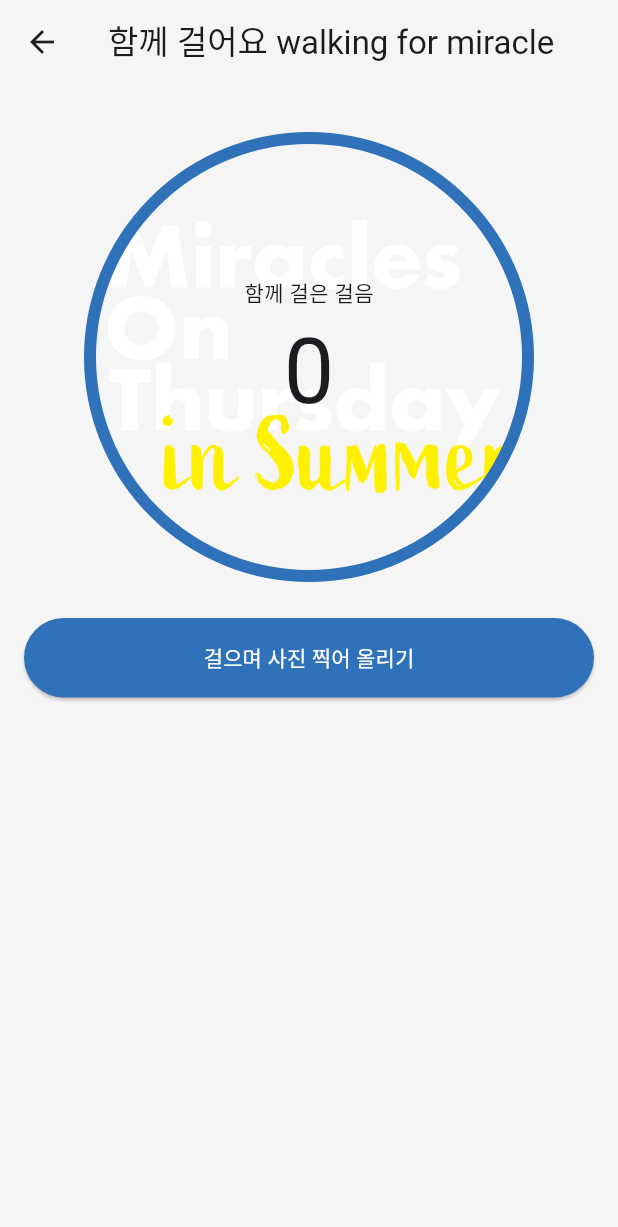
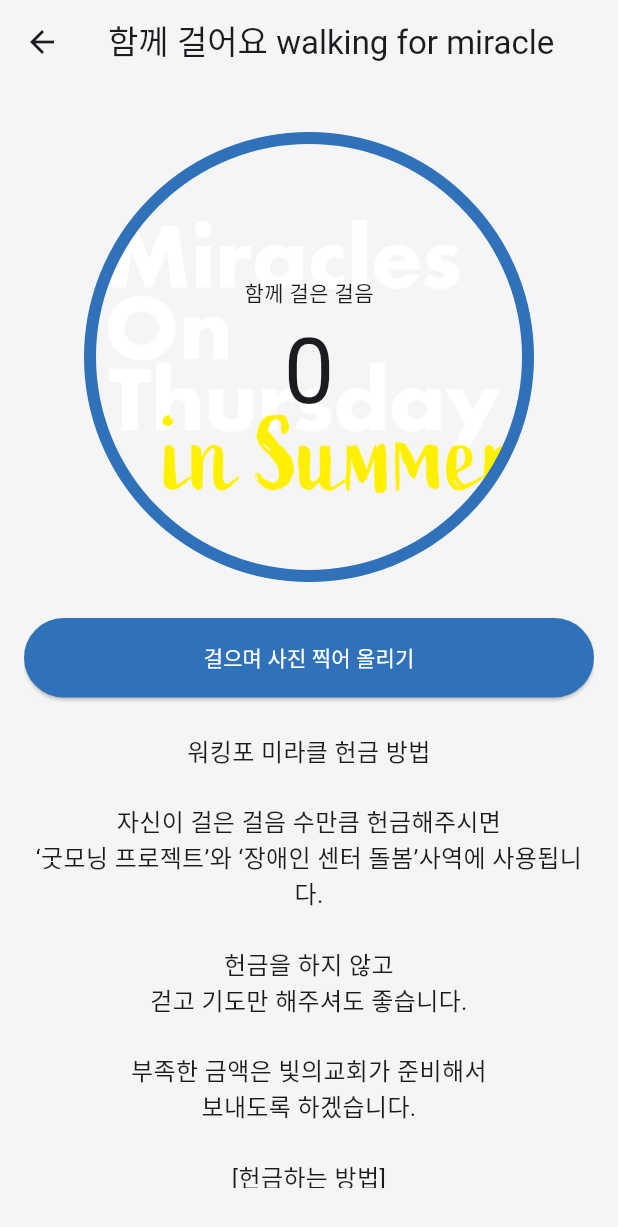
Before and after one commit to kiwi-choe/motd, a Flutter app: the W4mDetailScreen screen opened directly, on a phone screen of 412 x 824 dp. Shown: the top 1227 px of the screen. Run offline on Flutter 3.47's test engine with Material 3 defaults, Android fonts, the light colour scheme and no system bars; our stand-ins replace cached_network_image, cloud_firestore, firebase_core, firebase_storage, image_picker, logger and 1 more; accounts and stored records are empty; generated files the repository leaves out were written again; Roboto replaces fonts that are missing (Pretendard); project files that could hold a hidden picture were left out.

Commit message:
추가추가기능

```diff
--- a/lib/screens/detail/w4m/w4m_detail_screen.dart
+++ b/lib/screens/detail/w4m/w4m_detail_screen.dart
@@ -55,12 +55,35 @@ class _W4mDetailScreenState extends State<W4mDetailScreen> {
                   const SizedBox(
                     height: 24,
                   ),
-                  _renderButton()
+                  _renderButton(),
+                  _renderDescription(),
                 ],
               ),
             ),
           );
         },
+      ),
+    );
+  }
+
+  _renderDescription() {
+    return Container(
+      alignment: Alignment.center,
+      padding: const EdgeInsets.only(top: 24),
+      child: const Text(
+        "워킹포 미라클 헌금 방법\n\n"
+        "자신이 걸은 걸음 수만큼 헌금해주시면\n"
+        "‘굿모닝 프로젝트’와 ‘장애인 센터 돌봄’사역에 사용됩니다.\n\n"
+        "헌금을 하지 않고\n걷고 기도만 해주셔도 좋습니다.\n\n"
+        "부족한 금액은 빛의교회가 준비해서\n"
+        "보내도록 하겠습니다.\n\n"
+        "[헌금하는 방법]\n"
+        "입금계좌 : 신한은행 140-010-317409 빛의교회 (선교)\n"
+        "입금자명 : 홍길동 motd\n\n",
+        textAlign: TextAlign.center,
+        style: TextStyle(
+          fontSize: 16,
+        ),
       ),
     );
   }
--- a/lib/screens/detail/w4m/w4m_photo_screen.dart
+++ b/lib/screens/detail/w4m/w4m_photo_screen.dart
@@ -178,6 +178,9 @@ class _W4mPhotoScreenState extends State<W4mPhotoScreen> {
     return Column(
       mainAxisAlignment: MainAxisAlignment.center,
       children: [
+        const SizedBox(
+          height: 16,
+        ),
         Image.asset(
           "assets/images/upload_image.png",
           height: 150,
@@ -204,6 +207,9 @@ class _W4mPhotoScreenState extends State<W4mPhotoScreen> {
             fontSize: 18,
           ),
         ),
+        const SizedBox(
+          height: 16,
+        ),
       ],
     );
   }
--- a/lib/screens/guide_screen.dart
+++ b/lib/screens/guide_screen.dart
@@ -14,7 +14,9 @@ class GuideScreen extends StatelessWidget {
             crossAxisAlignment: CrossAxisAlignment.center,
             children: [
               Image.asset('assets/images/motd_header.png'),
-              const Text(
+              const Padding(
+                padding: EdgeInsets.symmetric(vertical: 16.0),
+                child: Text(
                   "작은 섬김이 큰 기적을,\n삶의 자리에서 함께 하는 기적의 릴레이입니다.\n\n"
                   "매일 매일 선한 일을 하면서 살아가면 좋겠지만\n뜻대로 되지 않는다면\n목요일 하루만이라도 함께 선한 것을 꿈꾸고 시도해 봅시다.\n\n"
                   "작고 사소해 보이는 섬김이\n하나님의 손에 들리면\n크고 아름다운 기적으로 열매 맺게 될 거에요.\n\n"
@@ -26,6 +28,7 @@ class GuideScreen extends StatelessWidget {
                     fontWeight: FontWeight.w500,
                   ),
                 ),
+              ),
             ],
           ),
         ),
--- a/pubspec.yaml
+++ b/pubspec.yaml
@@ -43,6 +43,7 @@ dependencies:
   image: ^4.2.0
   flutter_image_compress: ^2.3.0
 
+  flutter_staggered_grid_view: ^0.7.0
   # The following adds the Cupertino Icons font to your application.
   # Use with the CupertinoIcons class for iOS style icons.
   cupertino_icons: ^1.0.6
```
Also changed, not shown: lib/screens/motd_screen.dart (+6 -9 lines), lib/screens/photo_editor/photo_editor_screen.dart (+4 -4 lines), lib/widget/input_walking_count.dart (+1 -8 lines), lib/widget/photo_card.dart (+40 -32 lines), pubspec.lock. Lines whose indentation alone changed are shown as unchanged.
